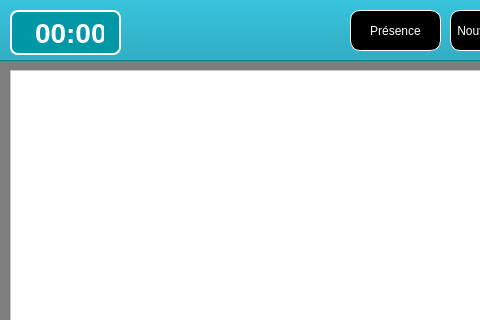
This is LaboLangue/mainwindow.ui in Sam-Depardieu/Labo-de-langue as Qt 5 draws it before an edit; both pictures show x 0 to 480 and y 0 to 320 of the 1300 by 760 pixel window. The edited form follows.
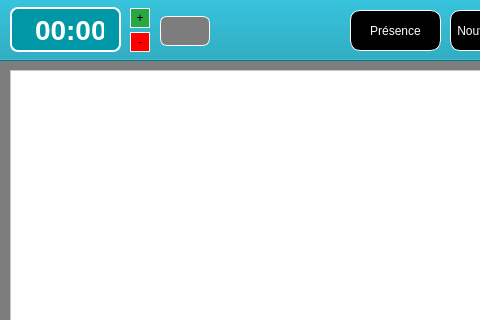
This is the edited form.

Commit message: bouton ajouter/enlever du temps

The edit to the form file:
```diff
--- a/LaboLangue/mainwindow.ui
+++ b/LaboLangue/mainwindow.ui
@@ -984,7 +984,7 @@
     <property name="geometry">
      <rect>
       <x>10</x>
-      <y>10</y>
+      <y>7</y>
       <width>111</width>
       <height>45</height>
      </rect>
@@ -1088,6 +1088,71 @@
      <string>Lecture</string>
     </property>
    </widget>
+   <widget class="QLineEdit" name="tempsChronoLineEdit">
+    <property name="geometry">
+     <rect>
+      <x>160</x>
+      <y>16</y>
+      <width>50</width>
+      <height>30</height>
+     </rect>
+    </property>
+    <property name="font">
+     <font>
+      <pointsize>11</pointsize>
+      <hintingpreference>PreferFullHinting</hintingpreference>
+     </font>
+    </property>
+    <property name="styleSheet">
+     <string notr="true">border: 1px solid white;
+border-radius: 7px;
+text-color: black;</string>
+    </property>
+    <property name="text">
+     <string/>
+    </property>
+   </widget>
+   <widget class="QPushButton" name="ajouterTemps">
+    <property name="geometry">
+     <rect>
+      <x>130</x>
+      <y>8</y>
+      <width>20</width>
+      <height>20</height>
+     </rect>
+    </property>
+    <property name="styleSheet">
+     <string notr="true">background-color: #28a745;
+border-style: outset;
+border-width: 1px;
+border-radius: 1px;
+border-color: beige;		</string>
+    </property>
+    <property name="text">
+     <string>+</string>
+    </property>
+   </widget>
+   <widget class="QPushButton" name="enleveTemps">
+    <property name="geometry">
+     <rect>
+      <x>130</x>
+      <y>32</y>
+      <width>20</width>
+      <height>20</height>
+     </rect>
+    </property>
+    <property name="styleSheet">
+     <string notr="true">background-color: rgb(255, 0, 0);
+border-style: outset;
+border-width: 1px;
+border-radius: 1px;
+border-color: beige;	</string>
+    </property>
+    <property name="text">
+     <string>-</string>
+    </property>
+   </widget>
+   <zorder>LigneHaut</zorder>
    <zorder>AppelerButton</zorder>
    <zorder>redemarrerButton</zorder>
    <zorder>LectureStatutButton</zorder>
@@ -1098,7 +1163,6 @@
    <zorder>nomCreationGroupeLabel</zorder>
    <zorder>alignerTableau_2</zorder>
    <zorder>StatutTableauGroupe</zorder>
-   <zorder>LigneHaut</zorder>
    <zorder>PresenceButton</zorder>
    <zorder>SessionButton</zorder>
    <zorder>AppelButton</zorder>
@@ -1150,6 +1214,9 @@
    <zorder>chronoLabel</zorder>
    <zorder>reloadButton</zorder>
    <zorder>lectureButton</zorder>
+   <zorder>tempsChronoLineEdit</zorder>
+   <zorder>enleveTemps</zorder>
+   <zorder>ajouterTemps</zorder>
   </widget>
  </widget>
  <resources/>
```
The commit also changes 55 other files.
